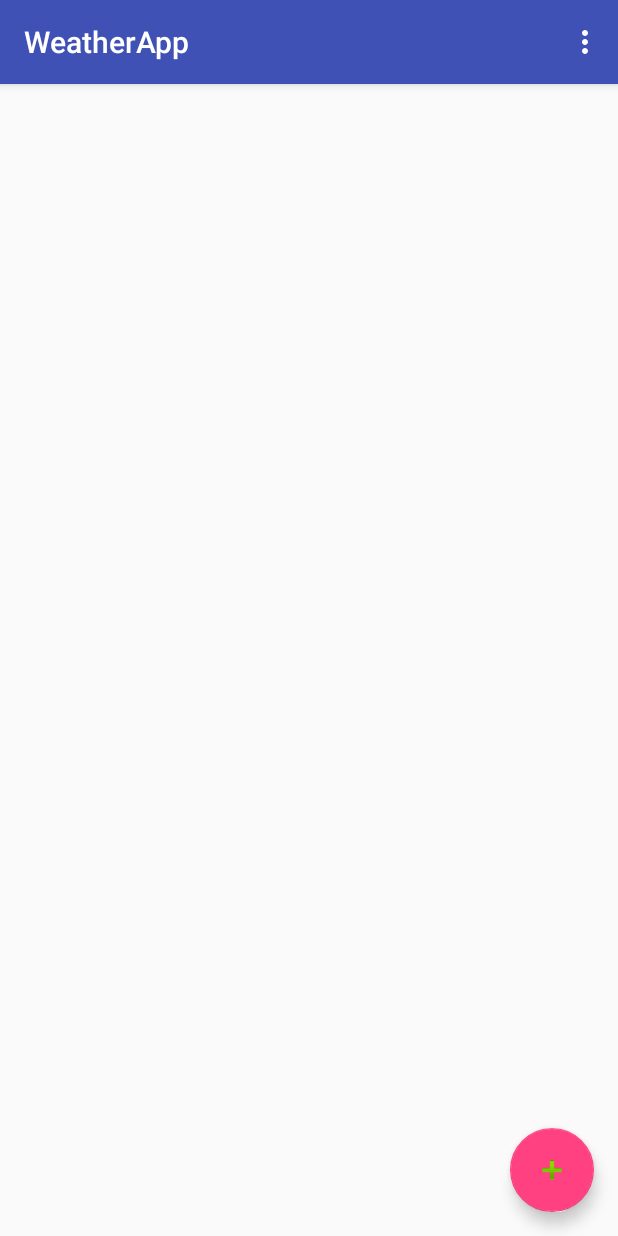
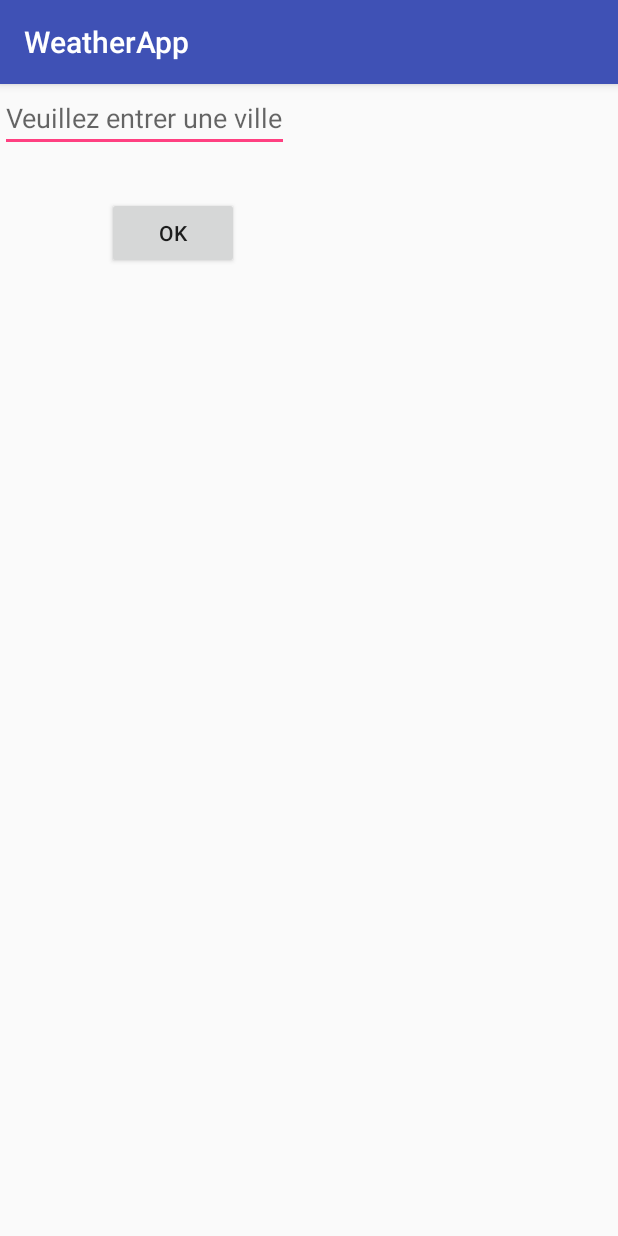
Before and after one commit to lenab49/WeatherApp, an Android app: the screen it shows after launch (MainActivity before the commit, TestDifferentVille after it), after a tap on an icon or button, on a phone screen of 412 x 824 dp. Run offline under Robolectric (Android 15) with nearby library versions, the phone set to English and light mode, and no system bars; 1 statement that could not run was skipped.

```diff
--- a/app/src/main/AndroidManifest.xml
+++ b/app/src/main/AndroidManifest.xml
@@ -22,6 +22,7 @@
             </intent-filter>
         </activity>
         <activity android:name=".DetailWeather"></activity>
+        <activity android:name=".TestDifferentVille"></activity>
     </application>
 
 </manifest>
--- /dev/null
+++ b/app/src/main/java/org/esaip/weatherapp/TestDifferentVille.java
@@ -0,0 +1,44 @@
+package org.esaip.weatherapp;
+
+import android.content.Intent;
+import android.os.Bundle;
+import android.support.v7.app.AppCompatActivity;
+import android.view.View;
+import android.widget.Button;
+import android.widget.EditText;
+
+/**
+ * Created by Léna on 24/01/2017.
+ */
+
+public class TestDifferentVille extends AppCompatActivity{
+    private static final String VALUES = "org.esaip.myfirstapplication.data.VALUES";
+    @Override
+    protected void onCreate(Bundle savedInstanceState) {
+        super.onCreate(savedInstanceState);
+        setContentView(R.layout.test_differentville);
+        EditText txt=(EditText)findViewById(R.id.txtville);
+        Button btn=(Button)findViewById(R.id.btn1);
+        btn.setOnClickListener(new View.OnClickListener() {
+            public void onClick(View v) {
+                EditText txt=(EditText)findViewById(R.id.txtville);
+                if (txt.getText().length()<1){
+                    txt.setError("Please write something");
+                }
+                else {
+                    Intent result = new Intent();
+                    result.putExtra("city", txt.getText().toString());
+                    setResult(2, result);
+                    finish();
+                }
+            }
+        });
+
+       /* if (txt!=null){
+            Intent sendStuff = new Intent(this, MainActivity.class);
+            sendStuff.putExtra(VALUES, txt.getText());
+            startActivity(sendStuff);
+        }
+        */
+    }
+}
--- /dev/null
+++ b/app/src/main/res/layout/test_differentville.xml
@@ -0,0 +1,27 @@
+<?xml version="1.0" encoding="utf-8"?>
+<RelativeLayout xmlns:android="http://schemas.android.com/apk/res/android"
+android:orientation="vertical" android:layout_width="match_parent"
+android:layout_height="match_parent"
+android:weightSum="1">
+
+
+<EditText
+    android:layout_width="wrap_content"
+    android:layout_height="wrap_content"
+    android:hint="Veuillez entrer une ville"
+    android:id="@+id/txtville"
+
+    />
+
+    <Button
+        android:layout_width="wrap_content"
+        android:layout_height="wrap_content"
+        android:id="@+id/btn1"
+        android:layout_below="@+id/txtville"
+        android:layout_alignRight="@+id/txtville"
+        android:layout_alignEnd="@+id/txtville"
+        android:layout_marginRight="33dp"
+        android:layout_marginEnd="33dp"
+        android:layout_marginTop="30dp"
+        android:text="OK"/>
+</RelativeLayout>
```
Also changed, not shown: app/src/main/java/org/esaip/weatherapp/MainActivity.java (+41 -13 lines).
